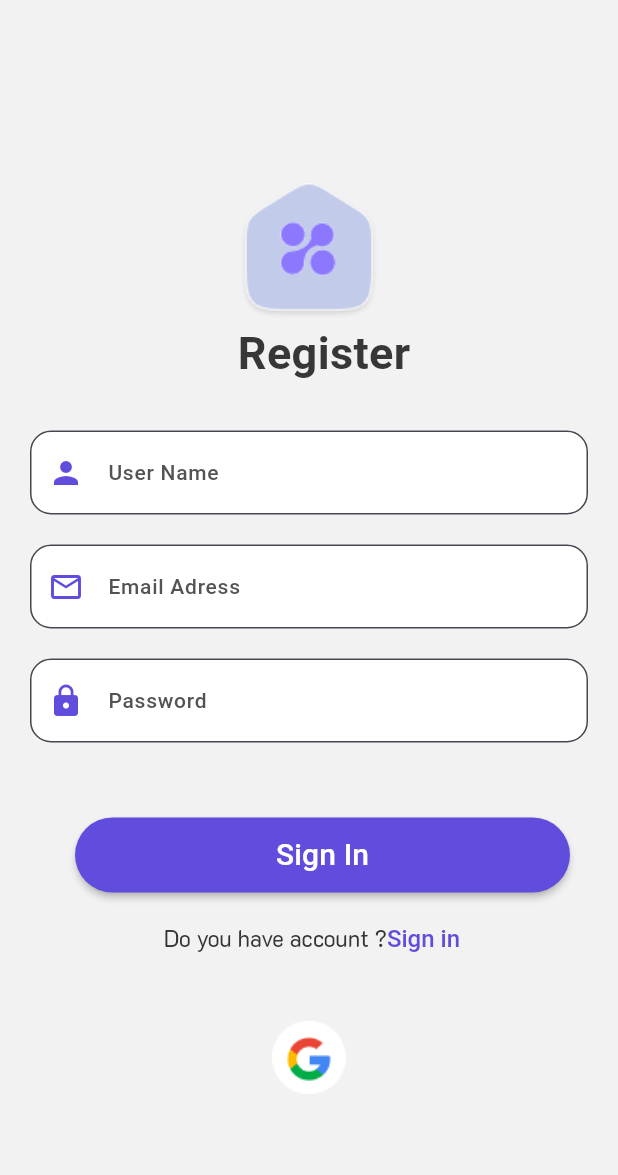
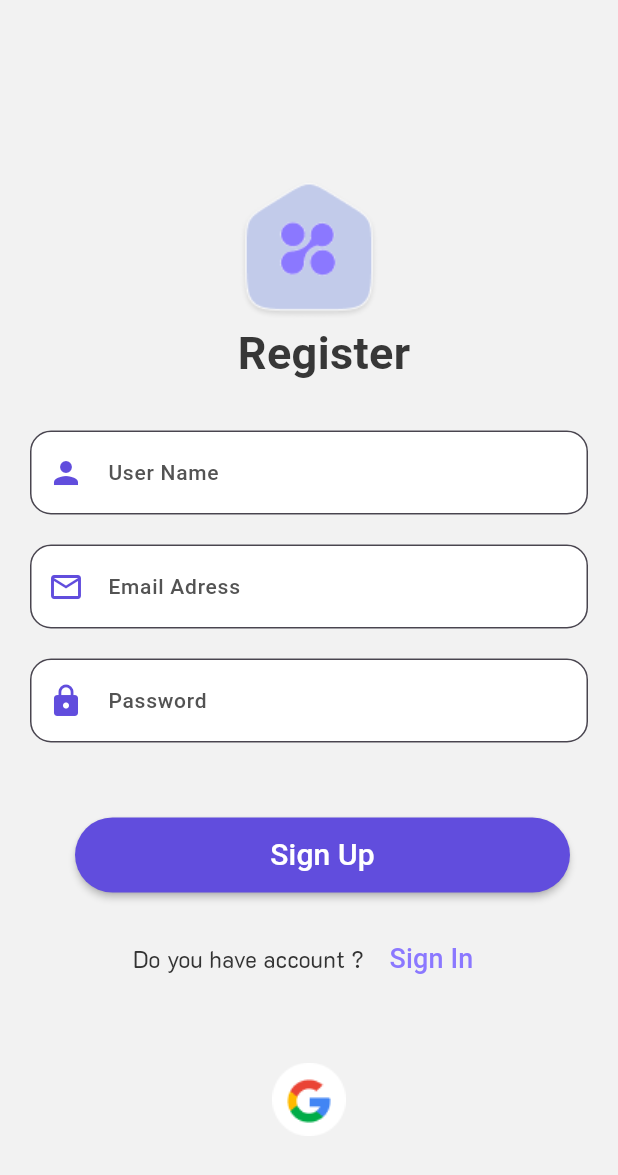
Before and after one commit to mans30hussein/HomeX, a Flutter app: the RegisterBodyScreen screen opened directly, on a phone screen of 412 x 824 dp. Shown: the top 1175 px of the screen. Run offline on Flutter 3.47's test engine with Material 3 defaults, Android fonts, the light colour scheme and no system bars; drawn by our look-alikes of modal_progress_hud_nsn; our stand-ins replace firebase_auth, firebase_core, flutter_bloc, get_it, shared_preferences, smooth_page_indicator; accounts and stored records are empty; Roboto replaces fonts that are missing (K2D).

Commit message:
some refactor

```diff
--- a/lib/core/routing/router.dart
+++ b/lib/core/routing/router.dart
@@ -50,7 +50,7 @@ class SpatailRouter {
 
  ///////////////////////////////// Default /////////////////////////////////////////////////
       default:
-        return MaterialPageRoute(builder: (_) =>  LoginScreen());
+        return MaterialPageRoute(builder: (_) => const SplashScreen());
     }
   }
 }
--- a/lib/features/autharization/Screens/forget_password/forget_password_screen.dart
+++ b/lib/features/autharization/Screens/forget_password/forget_password_screen.dart
@@ -3,7 +3,7 @@ import 'package:flutter_bloc/flutter_bloc.dart';
 import 'package:home_x/core/routing/const_routs.dart';
 import 'package:home_x/core/util/colors.dart';
 import 'package:home_x/features/autharization/Screens/forget_password/widget/forget_password_body.dart';
-import 'package:home_x/features/autharization/Screens/lgoin/ui/widgets/show_snack_bar.dart';
+import 'package:home_x/features/autharization/Screens/lgoin/widgets/show_snack_bar.dart';
 import 'package:home_x/features/autharization/date/auth_forget_password/auth_cubit.dart';
 import 'package:home_x/features/autharization/date/auth_forget_password/auth_state.dart';
 
--- a/lib/features/autharization/Screens/lgoin/ui/login_screen.dart
+++ b/lib/features/autharization/Screens/lgoin/ui/login_screen.dart
@@ -7,8 +7,8 @@ import 'package:home_x/core/routing/const_routs.dart';
 import 'package:home_x/core/util/colors.dart';
 import 'package:home_x/features/autharization/date/auth_login/auth_cubit.dart';
 import 'package:home_x/features/autharization/date/auth_login/auth_state.dart';
-import 'package:home_x/features/autharization/Screens/lgoin/ui/widgets/login_body_screen.dart';
-import 'package:home_x/features/autharization/Screens/lgoin/ui/widgets/show_snack_bar.dart';
+import 'package:home_x/features/autharization/Screens/lgoin/widgets/login_body_screen.dart';
+import 'package:home_x/features/autharization/Screens/lgoin/widgets/show_snack_bar.dart';
 //import 'package:home_x/login_2/login2_screen/widget_2/login_body_screen.dart';
 import 'package:modal_progress_hud_nsn/modal_progress_hud_nsn.dart';
 
--- a/lib/features/autharization/Screens/lgoin/ui/widgets/add_text_have_acount_or_not.dart
+++ /dev/null
@@ -1,46 +0,0 @@
-import 'package:flutter/material.dart';
-import 'package:home_x/core/routing/const_routs.dart';
-import 'package:home_x/core/util/styles.dart';
-
-class AddTextHaveAcountOrNot extends StatelessWidget {
-  AddTextHaveAcountOrNot({required this.text1, required this.text2,required this.onPressed, super.key});
-  String text1;
-  String text2;
-  Function() onPressed;
-  @override
-  Widget build(BuildContext context) {
-    return Center(
-        child: Row(
-      mainAxisAlignment: MainAxisAlignment.center,
-      children: [
-        RichText(
-          textAlign: TextAlign.center,
-
-          text:TextSpan(
-            children: [
-              TextSpan(
-                text: text1,
-               style: StylesApp.font15Madiam,
-              ),
-
-              TextSpan(
-                text: text2,
-                style: StylesApp.font16Madiam,//
-              )
-            ]
-          ) ),
-        // Text(
-        //   text1,
-        //   style: const TextStyle(color: Colors.black),
-        // ),
-        // TextButton(
-        //   onPressed: onPressed ,
-        //   child: Text(
-        //     text2,
-        //     style: const TextStyle(color: Color(0xff8B78FF), fontSize: 18),
-        //   ),
-        // ),
-      ],
-    ));
-  }
-}
--- a/lib/features/autharization/Screens/register/ui/register.dart
+++ b/lib/features/autharization/Screens/register/ui/register.dart
@@ -1,8 +1,8 @@
 // ignore_for_file: must_be_immutable
 import 'package:flutter/material.dart';
 import 'package:flutter_bloc/flutter_bloc.dart';
-import 'package:home_x/features/autharization/Screens/register/ui/wedget/listener_in_register.dart';
-import 'package:home_x/features/autharization/Screens/register/ui/wedget/register_body_screen.dart';
+import 'package:home_x/features/autharization/Screens/register/wedget/listener_in_register.dart';
+import 'package:home_x/features/autharization/Screens/register/wedget/register_body_screen.dart';
 import 'package:home_x/features/autharization/date/auth_register/auth_register_cubit.dart';
 import 'package:home_x/features/autharization/date/auth_register/auth_register_state.dart';
 
--- /dev/null
+++ b/lib/features/autharization/Screens/register/wedget/add_text_have_acount_or_not.dart
@@ -0,0 +1,32 @@
+import 'package:flutter/material.dart';
+import 'package:home_x/core/routing/const_routs.dart';
+import 'package:home_x/core/util/styles.dart';
+
+class AddTextDoYouHaveAcountOrNot extends StatelessWidget {
+ const AddTextDoYouHaveAcountOrNot({ super.key});
+
+
+  @override
+  Widget build(BuildContext context) {
+    return Center(
+        child: Row(
+      mainAxisAlignment: MainAxisAlignment.center,
+      children: [
+
+        const Text(
+          " Do you have account ?",
+          style: StylesApp.font15Madiam,
+        ),
+        const SizedBox(width: 5),
+
+        TextButton(
+          onPressed: () {
+            Navigator.pushNamed(context, Routs.routLoginScreen);
+          },
+          child:const Text("Sign In",style: const TextStyle(color: Color(0xff8B78FF), fontSize: 18),),
+        ),
+
+      ],
+    ));
+  }
+}
--- a/lib/features/autharization/Screens/register/ui/wedget/listener_in_register.dart
+++ b/lib/features/autharization/Screens/register/wedget/listener_in_register.dart
@@ -1,6 +1,6 @@
 import 'package:flutter/material.dart';
 import 'package:home_x/core/routing/const_routs.dart';
-import 'package:home_x/features/autharization/Screens/lgoin/ui/widgets/show_snack_bar.dart';
+import 'package:home_x/features/autharization/Screens/lgoin/widgets/show_snack_bar.dart';
 import 'package:home_x/features/autharization/date/auth_register/auth_register_state.dart';
 
 class ListnerInRegister {
--- a/lib/features/autharization/Screens/register/ui/wedget/refactor_custom_text_form_field.dart
+++ b/lib/features/autharization/Screens/register/wedget/refactor_custom_text_form_field.dart
@@ -71,7 +71,7 @@ class RefactorCustomTextFormFieldAndAddValidationInRegisterScreen
                 return " please inter password";
               }
             },
-            controller: TextEditingController(),
+          //  controller: TextEditingController(),
           ),
           const SizedBox(
             height: 50,
@@ -83,11 +83,11 @@ class RefactorCustomTextFormFieldAndAddValidationInRegisterScreen
                 if (formKey.currentState!.validate()) {
                   BlocProvider.of<AppRegisterCubit>(context)
                       .userRegister(email: email!, password: password!);
-                      getIt<CacheHelper>()
-                      .saveData(key: "homeVisited", value: true);
+                      // getIt<CacheHelper>()
+                      // .saveData(key: "homeVisited", value: true);
                 }
               },
-              text: AppStrings.signIn),
+              text: AppStrings.signUp),
         ],
       ),
     );
--- a/lib/features/autharization/Screens/register/ui/wedget/register_body_screen.dart
+++ b/lib/features/autharization/Screens/register/wedget/register_body_screen.dart
@@ -2,10 +2,12 @@ import 'package:flutter/material.dart';
 import 'package:home_x/core/routing/const_routs.dart';
 import 'package:home_x/core/util/assets.dart';
 import 'package:home_x/core/util/colors.dart';
-import 'package:home_x/features/autharization/Screens/lgoin/ui/widgets/add_text_have_acount_or_not.dart';
-import 'package:home_x/features/autharization/Screens/register/ui/wedget/refactor_custom_text_form_field.dart';
-import 'package:home_x/features/autharization/Screens/register/ui/wedget/add_text_rigester_title.dart';
+import 'package:home_x/features/autharization/Screens/lgoin/widgets/add_text_have_acount_or_not_in_login.dart';
+import 'package:home_x/features/autharization/Screens/register/wedget/refactor_custom_text_form_field.dart';
+import 'package:home_x/features/autharization/Screens/register/wedget/add_text_rigester_title.dart';
 import 'package:modal_progress_hud_nsn/modal_progress_hud_nsn.dart';
+
+import 'add_text_have_acount_or_not.dart';
 
 class RegisterBodyScreen extends StatelessWidget {
   const RegisterBodyScreen({
@@ -37,13 +39,7 @@ class RegisterBodyScreen extends StatelessWidget {
                 const SizedBox(
                   height: 20,
                 ),
-                AddTextHaveAcountOrNot(
-                      onPressed: () {
-            Navigator.pushNamed(context, Routs.routLoginScreen);
-          },
-            text1: " Do you have account ?",
-            text2: "Sign in",
-          ),
+            const    AddTextDoYouHaveAcountOrNot(),
           const SizedBox(height: 20,),
                 Container(
                     alignment: Alignment.center,
--- a/lib/main.dart
+++ b/lib/main.dart
@@ -30,7 +30,7 @@ class MyApp extends StatelessWidget {
       ),
       debugShowCheckedModeBanner: false,
     //home: Test(),
-      initialRoute: Routs.routLoginScreen,
+      initialRoute: Routs.routSplashScreen,
       onGenerateRoute: SpatailRouter.generateRouts,
     );
   }
```
Also changed, not shown: lib/features/autharization/Screens/lgoin/widgets/add_text_have_acount_or_not_in_login.dart (added, +53 -0 lines), lib/features/autharization/Screens/lgoin/widgets/login_body_screen.dart (renamed from lib/features/autharization/Screens/lgoin/ui/widgets/login_body_screen.dart, +4 -10 lines), lib/features/autharization/Screens/lgoin/widgets/refactor_custom_text_form_field.dart (renamed from lib/features/autharization/Screens/lgoin/ui/widgets/refactor_custom_text_form_field.dart, +4 -4 lines), lib/features/splash/splash_screen.dart (+14 -13 lines), lib/features/autharization/Screens/lgoin/widgets/add_text_bottons_forget_password.dart (renamed from lib/features/autharization/Screens/lgoin/ui/widgets/add_text_bottons_forget_password.dart), lib/features/autharization/Screens/lgoin/widgets/add_text_login_title.dart (renamed from lib/features/autharization/Screens/lgoin/ui/widgets/add_text_login_title.dart), lib/features/autharization/Screens/lgoin/widgets/autthentecations.dart (renamed from lib/features/autharization/Screens/lgoin/ui/widgets/autthentecations.dart), lib/features/autharization/Screens/lgoin/widgets/show_snack_bar.dart (renamed from lib/features/autharization/Screens/lgoin/ui/widgets/show_snack_bar.dart), lib/features/autharization/Screens/register/wedget/add_text_rigester_title.dart (renamed from lib/features/autharization/Screens/register/ui/wedget/add_text_rigester_title.dart), pubspec.lock.
